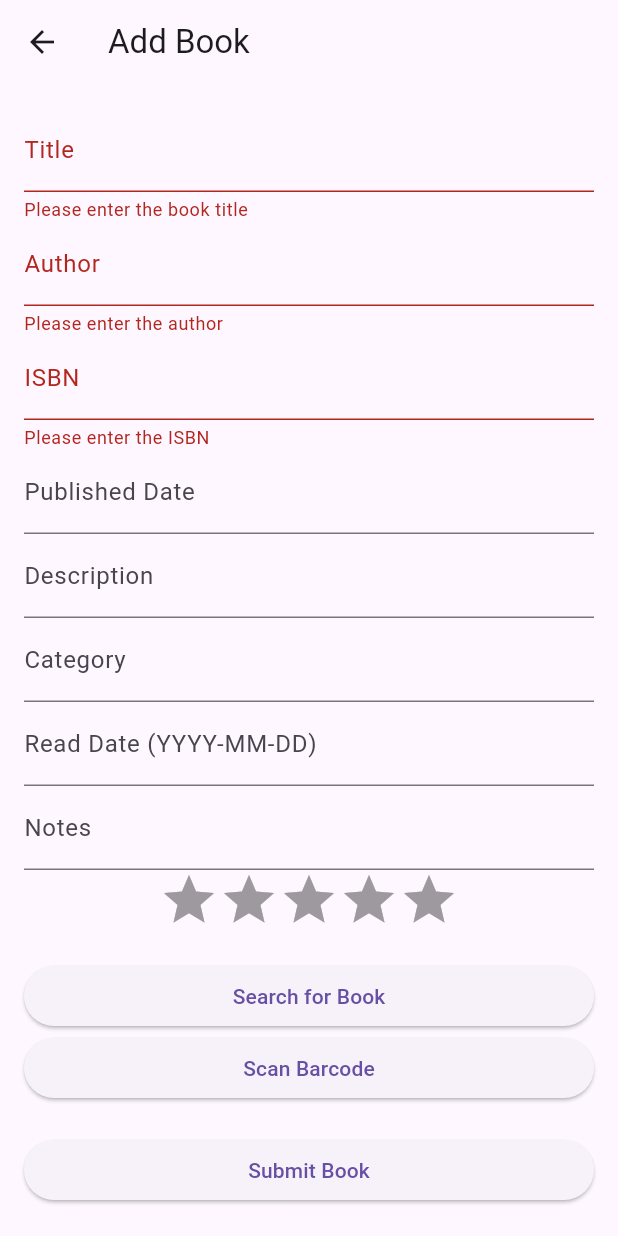
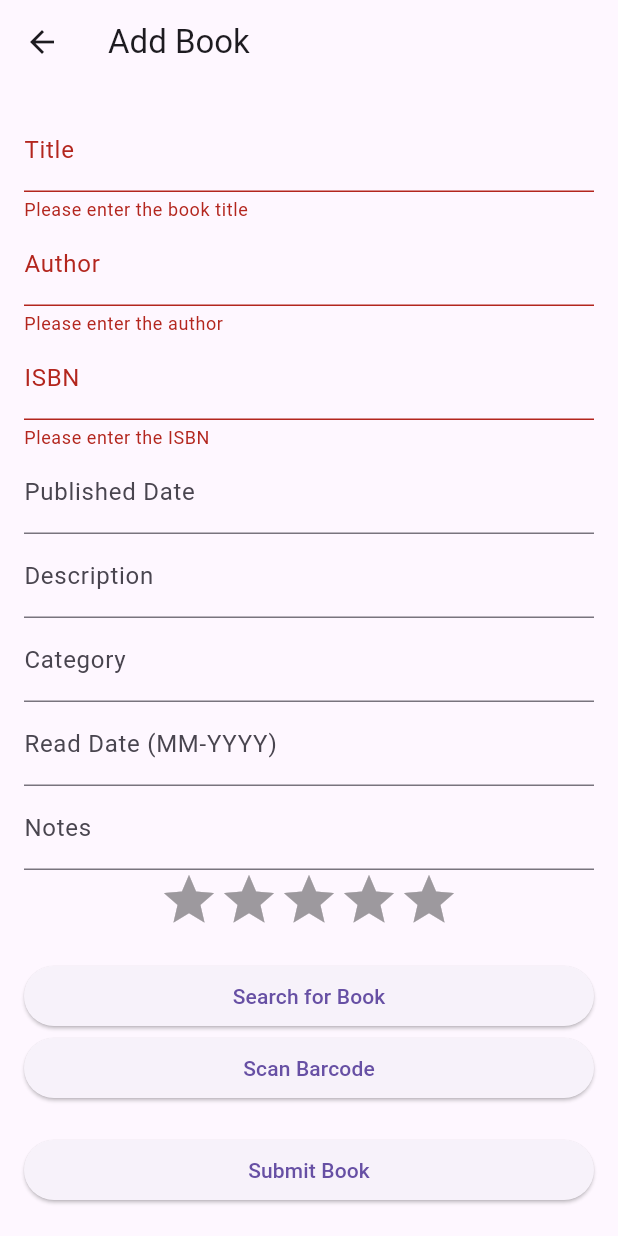
Before and after one commit to shnz99/flutter-library-app, a Flutter app: the AddBookScreen screen opened directly, after a tap on "Submit Book", on a phone screen of 412 x 824 dp. Run offline on Flutter 3.47's test engine with Material 3 defaults, Android fonts, the phone set to English and light mode, and no system bars; drawn by our look-alikes of flutter_rating_bar; our stand-ins replace file_picker, get_it, permission_handler, sqflite; missing offline and left inert: barcode_scan2; accounts and stored records are empty.

Commit message:
Update `readDate` input field format and validation in add and edit book screens
* Change `readDate` input field format to MM-YYYY in `lib/screens/add_book_screen.dart` and `lib/screens/edit_book_screen.dart`
* Add validation for `readDate` input field to ensure it only takes year and month in MM-YYYY format
* Update `_readDateController` initialization in `lib/screens/edit_book_screen.dart` to use MM-YYYY format

```diff
--- a/lib/screens/add_book_screen.dart
+++ b/lib/screens/add_book_screen.dart
@@ -176,7 +176,17 @@ class _AddBookScreenState extends State<AddBookScreen> {
                 ),
                 TextFormField(
                   controller: _readDateController,
-                  decoration: InputDecoration(labelText: 'Read Date (YYYY-MM-DD)'),
+                  decoration: InputDecoration(labelText: 'Read Date (MM-YYYY)'),
+                  keyboardType: TextInputType.datetime,
+                  validator: (value) {
+                    if (value != null && value.isNotEmpty) {
+                      final parts = value.split('-');
+                      if (parts.length != 2 || parts[0].length != 2 || parts[1].length != 4) {
+                        return 'Please enter a valid date (MM-YYYY)';
+                      }
+                    }
+                    return null;
+                  },
                 ),
                 TextFormField(
                   controller: _notesController,
```
Also changed, not shown: lib/screens/edit_book_screen.dart (+14 -2 lines).
